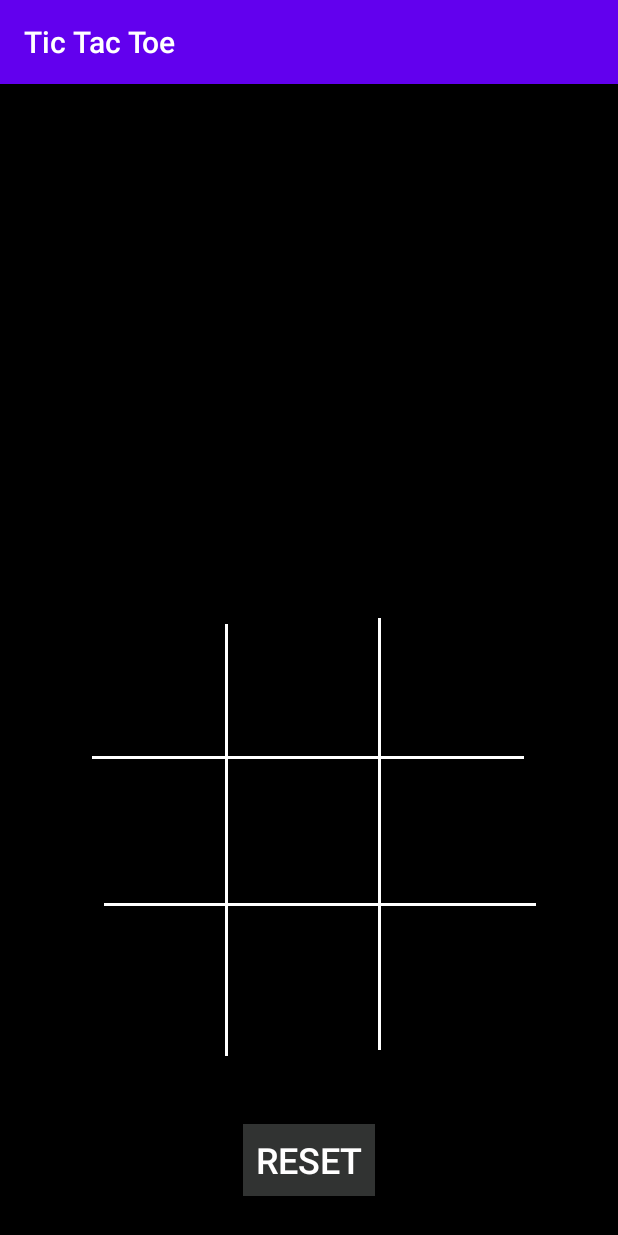
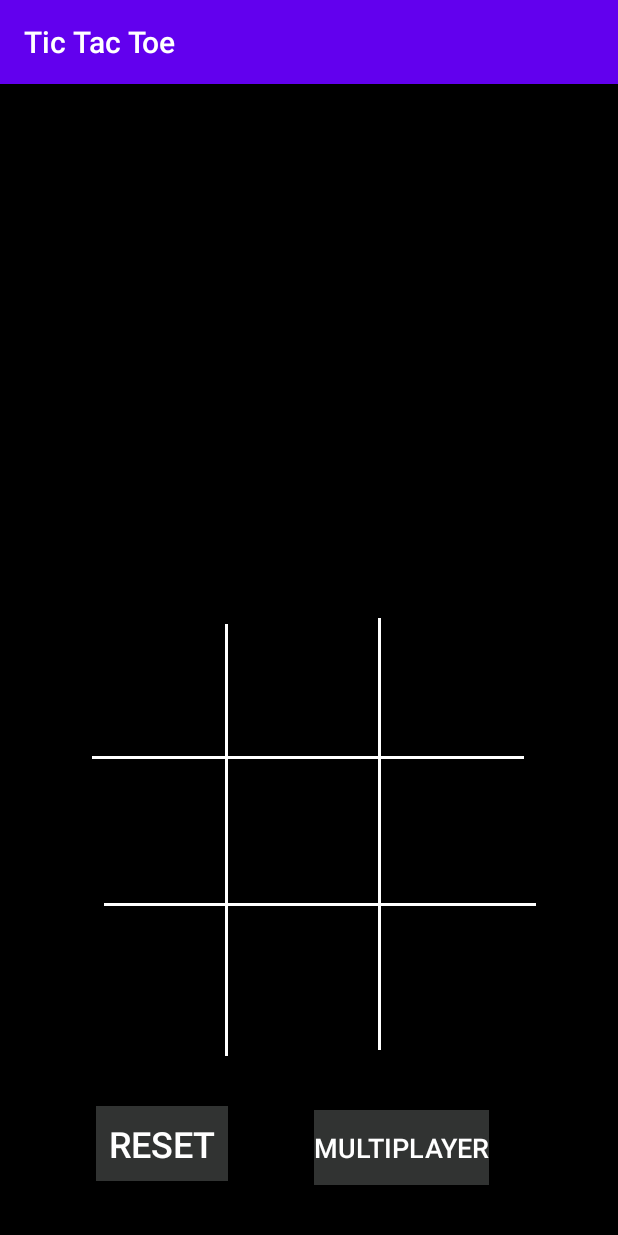
Before and after one commit to sunny52525/Android-TicTacToe-AI, an Android app: the screen it shows after launch (MainActivity), on a phone screen of 412 x 824 dp. Run offline under Robolectric (Android 15) with nearby library versions, the phone set to English and light mode, and no system bars.

Commit message:
Added Multiplayer

```diff
--- a/app/src/main/AndroidManifest.xml
+++ b/app/src/main/AndroidManifest.xml
@@ -17,6 +17,9 @@
                 <category android:name="android.intent.category.LAUNCHER" />
             </intent-filter>
         </activity>
+        <activity android:name=".multiplayerActivity">
+
+        </activity>
     </application>
 
 </manifest>
--- a/app/src/main/res/layout/activity_main.xml
+++ b/app/src/main/res/layout/activity_main.xml
@@ -129,7 +129,7 @@
         android:scaleType="center"
         app:layout_constraintBottom_toBottomOf="@+id/block8"
         app:layout_constraintEnd_toEndOf="parent"
-        app:layout_constraintHorizontal_bias="0.193"
+        app:layout_constraintHorizontal_bias="0.0"
         app:layout_constraintStart_toEndOf="@+id/block8"
         app:srcCompat="@android:drawable/btn_dialog" />
 
@@ -169,17 +169,30 @@
     <Button
         android:id="@+id/reset"
         android:layout_width="wrap_content"
-        android:layout_height="wrap_content"
-        android:layout_marginTop="10dp"
+        android:layout_height="50dp"
         android:background="#313332"
         android:text="RESET"
         android:textColor="@color/Whtie"
         android:textSize="24sp"
         app:layout_constraintBottom_toBottomOf="parent"
         app:layout_constraintEnd_toEndOf="parent"
-        app:layout_constraintStart_toStartOf="parent"
-        app:layout_constraintTop_toBottomOf="@+id/block8"
-        app:layout_constraintVertical_bias="0.6" />
+        app:layout_constraintHorizontal_bias="0.0"
+        app:layout_constraintStart_toStartOf="@+id/block7"
+        app:layout_constraintTop_toBottomOf="@+id/block7" />
+
+    <Button
+        android:id="@+id/playerstyle"
+        android:layout_width="wrap_content"
+        android:layout_height="50dp"
+        android:layout_marginEnd="24dp"
+        android:background="#313332"
+        android:text="Multiplayer"
+        android:textAlignment="center"
+        android:textAllCaps="true"
+        android:textColor="@color/Whtie"
+        android:textSize="18sp"
+        app:layout_constraintBaseline_toBaselineOf="@+id/reset"
+        app:layout_constraintEnd_toEndOf="@+id/block9" />
 
 
 </androidx.constraintlayout.widget.ConstraintLayout>
```
Also changed, not shown: app/src/main/java/com/shaun/tictactoe/MainActivity.kt (+228 -199 lines).
